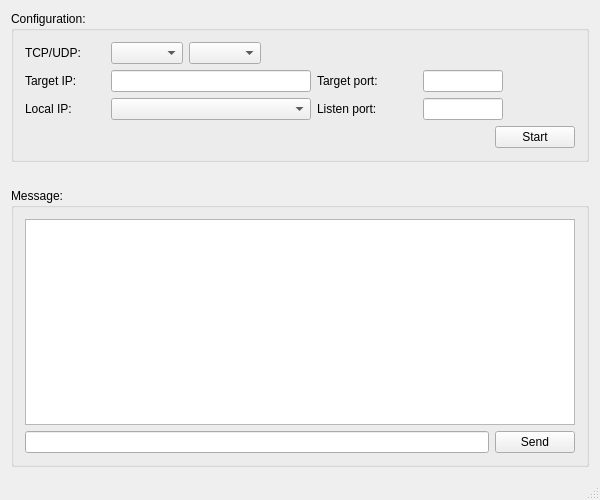
Qt form mainwindow.ui (rookiepeng/comm-test) before a commit.
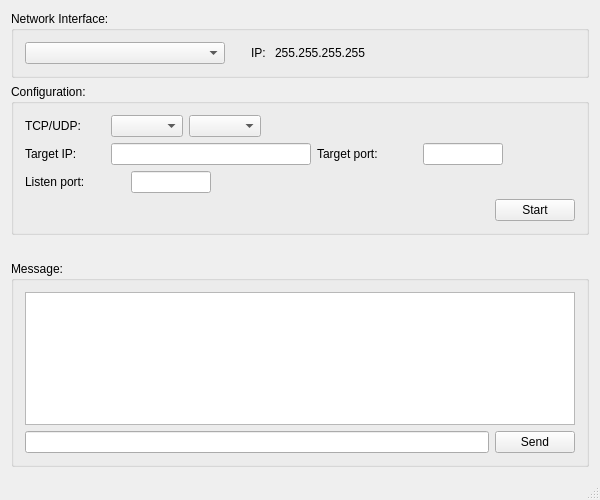
The same form after that commit.

Commit message: add "network interface" to UI

The edit to the form file:
```diff
--- a/mainwindow.ui
+++ b/mainwindow.ui
@@ -21,6 +21,78 @@
   </property>
   <widget class="QWidget" name="centralWidget">
    <layout class="QVBoxLayout" name="verticalLayout">
+    <item>
+     <widget class="QGroupBox" name="groupBox_3">
+      <property name="title">
+       <string>Network Interface:</string>
+      </property>
+      <layout class="QVBoxLayout" name="verticalLayout_2">
+       <item>
+        <layout class="QHBoxLayout" name="horizontalLayout_5">
+         <item>
+          <widget class="QComboBox" name="comboBox_Interface">
+           <property name="minimumSize">
+            <size>
+             <width>200</width>
+             <height>0</height>
+            </size>
+           </property>
+           <property name="maximumSize">
+            <size>
+             <width>200</width>
+             <height>16777215</height>
+            </size>
+           </property>
+          </widget>
+         </item>
+         <item>
+          <spacer name="horizontalSpacer_6">
+           <property name="orientation">
+            <enum>Qt::Horizontal</enum>
+           </property>
+           <property name="sizeType">
+            <enum>QSizePolicy::Fixed</enum>
+           </property>
+           <property name="sizeHint" stdset="0">
+            <size>
+             <width>20</width>
+             <height>20</height>
+            </size>
+           </property>
+          </spacer>
+         </item>
+         <item>
+          <widget class="QLabel" name="label_2">
+           <property name="text">
+            <string>IP: </string>
+           </property>
+          </widget>
+         </item>
+         <item>
+          <widget class="QLabel" name="label_LocalIP">
+           <property name="text">
+            <string>255.255.255.255</string>
+           </property>
+          </widget>
+         </item>
+         <item>
+          <spacer name="horizontalSpacer_5">
+           <property name="orientation">
+            <enum>Qt::Horizontal</enum>
+           </property>
+           <property name="sizeHint" stdset="0">
+            <size>
+             <width>40</width>
+             <height>20</height>
+            </size>
+           </property>
+          </spacer>
+         </item>
+        </layout>
+       </item>
+      </layout>
+     </widget>
+    </item>
     <item>
      <widget class="QGroupBox" name="groupBox">
       <property name="title">
@@ -152,50 +224,6 @@
        </item>
        <item>
         <layout class="QHBoxLayout" name="horizontalLayout_3">
-         <item>
-          <widget class="QLabel" name="label_localIP">
-           <property name="enabled">
-            <bool>true</bool>
-           </property>
-           <property name="sizePolicy">
-            <sizepolicy hsizetype="Preferred" vsizetype="Preferred">
-             <horstretch>0</horstretch>
-             <verstretch>0</verstretch>
-            </sizepolicy>
-           </property>
-           <property name="minimumSize">
-            <size>
-             <width>80</width>
-             <height>0</height>
-            </size>
-           </property>
-           <property name="baseSize">
-            <size>
-             <width>0</width>
-             <height>0</height>
-            </size>
-           </property>
-           <property name="text">
-            <string>Local IP:</string>
-           </property>
-          </widget>
-         </item>
-         <item>
-          <widget class="QComboBox" name="comboBox_localIP">
-           <property name="minimumSize">
-            <size>
-             <width>200</width>
-             <height>0</height>
-            </size>
-           </property>
-           <property name="maximumSize">
-            <size>
-             <width>200</width>
-             <height>16777215</height>
-            </size>
-           </property>
-          </widget>
-         </item>
          <item>
           <widget class="QLabel" name="label_listenPort">
            <property name="minimumSize">
```
The commit also changes 1 other file.
